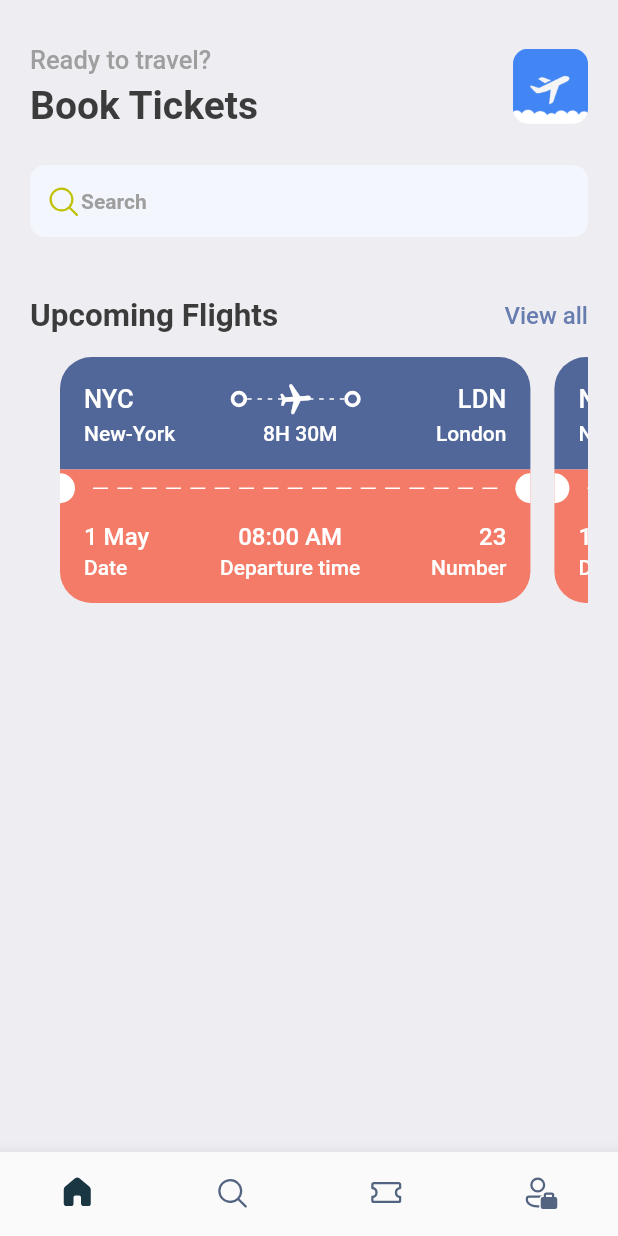
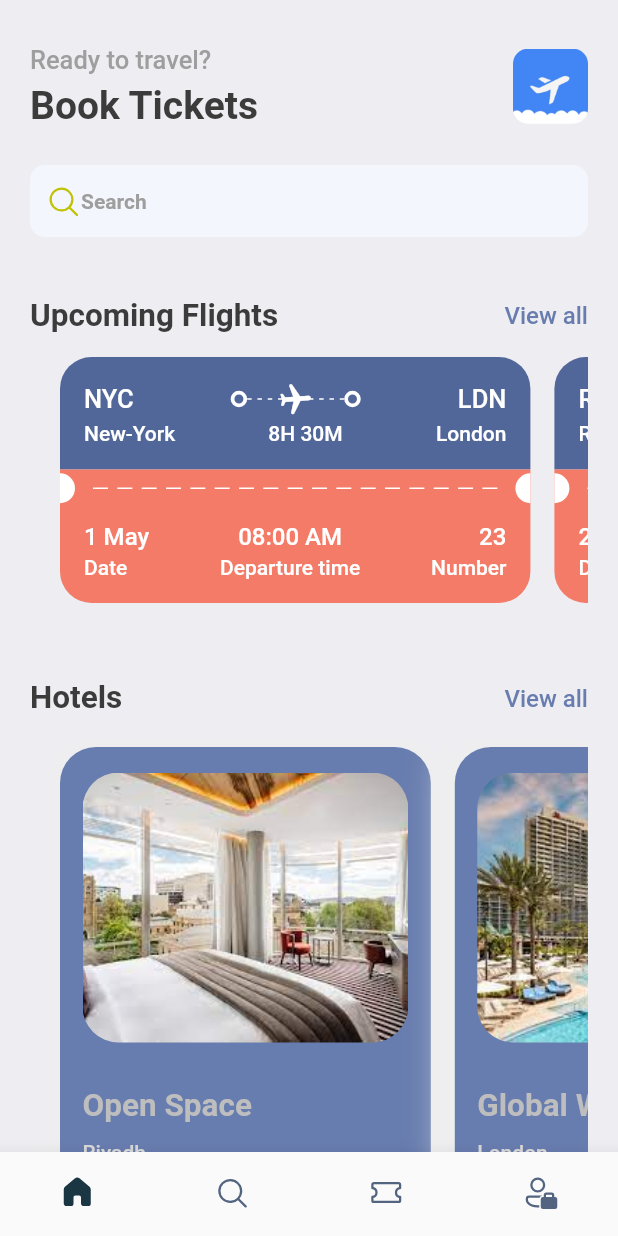
Before and after one commit to Razan110/booktickets, a Flutter app: the screen it shows after launch, on a phone screen of 412 x 824 dp. Run offline on Flutter 3.47's test engine with Material 2 defaults, Android fonts, the phone set to English and light mode, and no system bars; our stand-ins replace fluentui_icons, gap.

Commit message:
step-3:hotel_view

```diff
--- a/lib/screens/home_screen.dart
+++ b/lib/screens/home_screen.dart
@@ -1,4 +1,6 @@
+import 'package:booktickets/screens/hotel_view.dart';
 import 'package:booktickets/screens/tickets_view.dart';
+import 'package:booktickets/utilities/app_info_list.dart';
 import 'package:fluentui_icons/fluentui_icons.dart';
 import 'package:flutter/material.dart';
 import 'package:booktickets/utilities/styles/app_styles.dart';
@@ -100,12 +102,42 @@ class HomeScreen extends StatelessWidget {
               scrollDirection: Axis.horizontal,
               padding: const EdgeInsets.only(left: 20),
               child: Row(
-                children: const [
-                  TicketView(),
-                  TicketView(),
+                children: ticketList
+                    .map((singlTicket) => TicketView(ticket: singlTicket))
+                    .toList(),
+              ),
+            ),
+            const Gap(15),
+            Container(
+              //padding: const EdgeInsets.symmetric(horizontal: 20),
+              child: Row(
+                mainAxisAlignment: MainAxisAlignment.spaceBetween,
+                children: [
+                  Text('Hotels', style: Styles.headLineStyle2),
+                  InkWell(
+                    onTap: () {
+                      print('You Tapped!!');
+                    },
+                    child: Text(
+                      'View all',
+                      style:
+                          Styles.textStyle.copyWith(color: Styles.primaryColor),
+                    ),
+                  )
                 ],
               ),
             ),
+            const Gap(15),
+            SingleChildScrollView(
+              scrollDirection: Axis.horizontal,
+              padding: const EdgeInsets.only(left: 20),
+              child: Row(
+                children: hotelList
+                    .map((singlHotel) => HotelView(hotel: singlHotel))
+                    .toList(),
+              ),
+            ),
+            const Gap(5),
           ],
         ),
       ),
--- /dev/null
+++ b/lib/screens/hotel_view.dart
@@ -0,0 +1,62 @@
+import 'package:booktickets/utilities/styles/app_layout.dart';
+import 'package:booktickets/utilities/styles/app_styles.dart';
+import 'package:flutter/material.dart';
+import 'package:gap/gap.dart';
+
+class HotelView extends StatelessWidget {
+  final Map<String, dynamic> hotel;
+  const HotelView({Key? key, required this.hotel}) : super(key: key);
+
+  @override
+  Widget build(BuildContext context) {
+    final size = AppLayout.getSize(context);
+    return Container(
+      width: size.width * 0.6,
+      height: 350,
+      padding: const EdgeInsets.symmetric(horizontal: 15, vertical: 17),
+      margin: const EdgeInsets.only(top: 5, right: 16),
+      decoration: BoxDecoration(
+        borderRadius: BorderRadius.circular(24),
+        color: Styles.primaryColor,
+        boxShadow: [
+          BoxShadow(
+            color: Colors.grey.shade200,
+            blurRadius: 20,
+            spreadRadius: 5,
+          ),
+        ],
+      ),
+      child: Column(
+        crossAxisAlignment: CrossAxisAlignment.start,
+        children: [
+          Container(
+            height: 180,
+            decoration: BoxDecoration(
+              borderRadius: BorderRadius.circular(24),
+              color: Styles.primaryColor,
+              image: DecorationImage(
+                fit: BoxFit.cover,
+                image: AssetImage('assets/images/${hotel['image']}'),
+              ),
+            ),
+          ),
+          const Gap(30),
+          Text(
+            hotel['place'],
+            style: Styles.headLineStyle2.copyWith(color: Styles.grayColor),
+          ),
+          const Gap(10),
+          Text(
+            hotel['destinatin'],
+            style: Styles.textStyleSmall.copyWith(color: Styles.lightGrayColor),
+          ),
+          const Gap(10),
+          Text(
+            "${hotel['price']}\$ per night",
+            style: Styles.headLineStyle2.copyWith(color: Styles.lightGrayColor),
+          ),
+        ],
+      ),
+    );
+  }
+}
--- a/lib/screens/tickets_view.dart
+++ b/lib/screens/tickets_view.dart
@@ -5,7 +5,8 @@ import 'package:flutter/material.dart';
 import 'package:gap/gap.dart';
 
 class TicketView extends StatelessWidget {
-  const TicketView({super.key});
+  final Map<String, dynamic> ticket;
+  const TicketView({Key? key, required this.ticket}) : super(key: key);
 
   @override
   Widget build(BuildContext context) {
@@ -32,7 +33,7 @@ class TicketView extends StatelessWidget {
                   Row(
                     children: [
                       Text(
-                        'NYC',
+                        '${ticket['from']['code']}',
                         style:
                             Styles.headLineStyle3.copyWith(color: Colors.white),
                       ),
@@ -85,7 +86,7 @@ class TicketView extends StatelessWidget {
                       const ThichContainer(),
                       const Spacer(),
                       Text(
-                        'LDN',
+                        '${ticket['to']['code']}',
                         style:
                             Styles.headLineStyle3.copyWith(color: Colors.white),
                       ),
@@ -96,19 +97,19 @@ class TicketView extends StatelessWidget {
                     mainAxisAlignment: MainAxisAlignment.spaceBetween,
                     children: [
                       Text(
-                        'New-York',
+                        '${ticket['from']['name']}',
                         style: Styles.textStyleSmall.copyWith(
                           color: Colors.white,
                         ),
                       ),
                       Text(
-                        '8H 30M ',
+                        ticket['hours'],
                         style: Styles.textStyleSmall.copyWith(
                           color: Colors.white,
                         ),
                       ),
                       Text(
-                        ' London',
+                        '${ticket['to']['name']}',
                         style: Styles.textStyleSmall.copyWith(
                           color: Colors.white,
                         ),
@@ -197,7 +198,7 @@ class TicketView extends StatelessWidget {
                         crossAxisAlignment: CrossAxisAlignment.start,
                         children: [
                           Text(
-                            '1 May',
+                            ticket['date'],
                             style: Styles.textStyle.copyWith(
                               color: Colors.white,
                             ),
@@ -216,7 +217,7 @@ class TicketView extends StatelessWidget {
                         crossAxisAlignment: CrossAxisAlignment.center,
                         children: [
                           Text(
-                            '08:00 AM',
+                            ticket['departureTime'],
                             style: Styles.textStyle.copyWith(
                               color: Colors.white,
                             ),
@@ -235,7 +236,7 @@ class TicketView extends StatelessWidget {
                         crossAxisAlignment: CrossAxisAlignment.end,
                         children: [
                           Text(
-                            '23',
+                            '${ticket['number']}',
                             style: Styles.textStyle.copyWith(
                               color: Colors.white,
                             ),
--- /dev/null
+++ b/lib/utilities/app_info_list.dart
@@ -0,0 +1,65 @@
+List<Map<String, dynamic>> hotelList = [
+  {
+    'image': 'hotel1.jpeg',
+    'place': 'Open Space',
+    'destinatin': 'Riyadh',
+    'price': 25
+  },
+  {
+    'image': 'hotel2.jpeg',
+    'place': 'Global Will',
+    'destinatin': 'London',
+    'price': 40
+  },
+  {
+    'image': 'hotel3.jpeg',
+    'place': 'Tallest Building',
+    'destinatin': 'Dubai',
+    'price': 234
+  }
+];
+
+List<Map<String, dynamic>> ticketList = [
+  {
+    'from': {
+      'code': 'NYC',
+      'name': 'New-York',
+    },
+    'to': {
+      'code': 'LDN',
+      'name': 'London',
+    },
+    'hours': '8H 30M',
+    'date': '1 May',
+    'departureTime': '08:00 AM',
+    'number': 23
+  },
+  {
+    'from': {
+      'code': 'RUH',
+      'name': 'Riyadh',
+    },
+    'to': {
+      'code': 'LDN',
+      'name': 'London',
+    },
+    'hours': '15H 30M',
+    'date': '2 May',
+    'departureTime': '09:00 AM',
+    'number': 24
+  },
+  {
+    'from': {
+      'code': 'RUH',
+      'name': 'Riyadh',
+    },
+    'to': {
+      'code': 'DMM',
+      'name': 'Damam',
+    },
+    'hours': '1H 30M',
+    'date': '4 May',
+    'departureTime': '11:00 AM',
+    'number': 29
+  },
+];
--- a/lib/utilities/styles/app_styles.dart
+++ b/lib/utilities/styles/app_styles.dart
@@ -7,6 +7,8 @@ class Styles {
   static Color textColor = const Color(0xff3b3b3b);
   static Color bgColor = const Color(0xffeeedf2);
   static Color orangeColor = const Color(0xfff37b67);
+  static Color grayColor = const Color(0xFFBEBEBE);
+  static Color lightGrayColor = const Color(0xFFD8D8D8);
   static TextStyle textStyle = TextStyle(
     fontSize: 16,
     color: textColor,
```
Also changed, not shown: assets/images/hotel1.jpeg (added), assets/images/hotel2.jpeg (added), assets/images/hotel3.jpeg (added).
